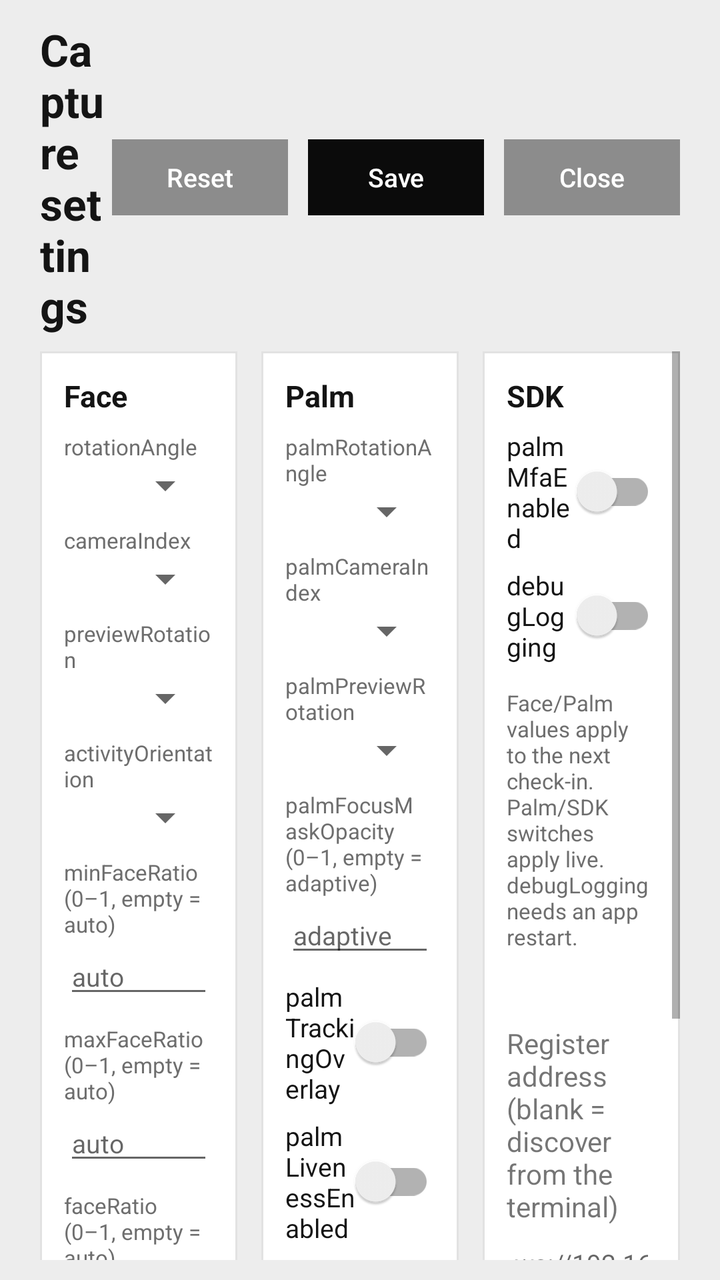
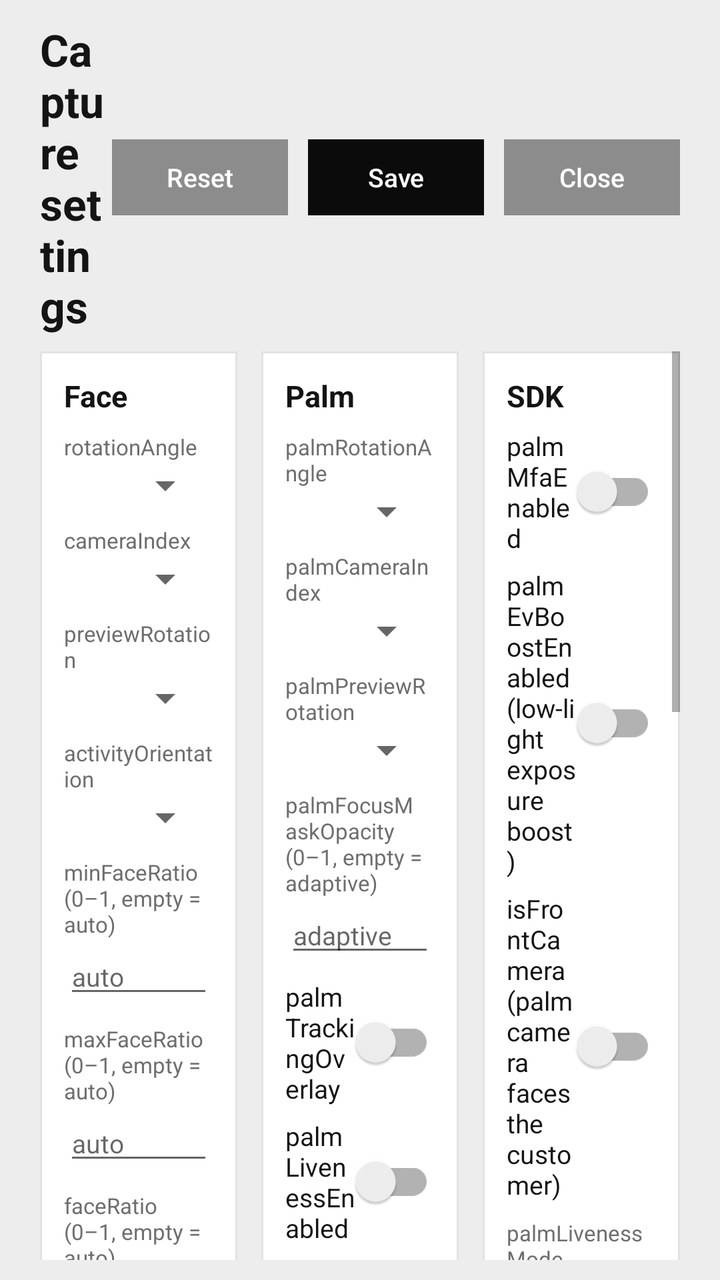

The first picture is an Android layout as it rendered before a commit; the second is the same layout after the commit. The layout source and the unified diff follow.
<!-- AndroidManifest.xml: application theme Theme.WinkPos -->
<!-- res/layout/activity_settings.xml -->
<?xml version="1.0" encoding="utf-8"?>
<LinearLayout xmlns:android="http://schemas.android.com/apk/res/android"
    android:layout_width="match_parent"
    android:layout_height="match_parent"
    android:background="@color/page_grey"
    android:keepScreenOn="true"
    android:orientation="vertical"
    android:paddingHorizontal="20dp"
    android:paddingVertical="10dp">

    
    <LinearLayout
        android:layout_width="match_parent"
        android:layout_height="wrap_content"
        android:gravity="center_vertical"
        android:orientation="horizontal">

        <TextView
            android:layout_width="0dp"
            android:layout_height="wrap_content"
            android:layout_weight="1"
            android:text="@string/settings"
            android:textColor="@color/text_dark"
            android:textSize="22sp"
            android:textStyle="bold" />

        <Button
            android:id="@+id/resetButton"
            style="@style/Widget.AppCompat.Button.Borderless"
            android:layout_width="wrap_content"
            android:layout_height="38dp"
            android:background="@drawable/bg_sign_out"
            android:paddingHorizontal="16dp"
            android:text="@string/reset_defaults"
            android:textAllCaps="false"
            android:textColor="@color/white"
            android:textSize="13sp" />

        <Button
            android:id="@+id/saveButton"
            style="@style/Widget.AppCompat.Button.Borderless"
            android:layout_width="wrap_content"
            android:layout_height="38dp"
            android:layout_marginStart="10dp"
            android:background="@drawable/bg_btn_black"
            android:paddingHorizontal="22dp"
            android:text="@string/save"
            android:textAllCaps="false"
            android:textColor="@color/white"
            android:textSize="13sp" />

        <Button
            android:id="@+id/closeButton"
            style="@style/Widget.AppCompat.Button.Borderless"
            android:layout_width="wrap_content"
            android:layout_height="38dp"
            android:layout_marginStart="10dp"
            android:background="@drawable/bg_sign_out"
            android:paddingHorizontal="16dp"
            android:text="@string/close"
            android:textAllCaps="false"
            android:textColor="@color/white"
            android:textSize="13sp" />
    </LinearLayout>

    <ScrollView
        android:layout_width="match_parent"
        android:layout_height="0dp"
        android:layout_marginTop="8dp"
        android:layout_weight="1"
        android:fillViewport="true">

        <LinearLayout
            android:layout_width="match_parent"
            android:layout_height="wrap_content"
            android:baselineAligned="false"
            android:orientation="horizontal">

            
            <LinearLayout
                android:layout_width="0dp"
                android:layout_height="wrap_content"
                android:layout_weight="1"
                android:background="@drawable/bg_tile"
                android:orientation="vertical"
                android:padding="12dp">

                <TextView style="@style/SettingsSection" android:text="@string/section_face" />

                <TextView style="@style/SettingsLabel" android:text="rotationAngle" />
                <Spinner android:id="@+id/faceRotation" style="@style/SettingsEdit" />

                <TextView style="@style/SettingsLabel" android:text="cameraIndex" />
                <Spinner android:id="@+id/faceCamera" style="@style/SettingsEdit" />

                <TextView style="@style/SettingsLabel" android:text="previewRotation" />
                <Spinner android:id="@+id/facePreviewRotation" style="@style/SettingsEdit" />

                <TextView style="@style/SettingsLabel" android:text="activityOrientation" />
                <Spinner android:id="@+id/activityOrientation" style="@style/SettingsEdit" />

                <TextView style="@style/SettingsLabel" android:text="minFaceRatio (0–1, empty = auto)" />
                <EditText android:id="@+id/minFaceRatio" style="@style/SettingsEdit"
                    android:hint="@string/hint_auto"
                    android:importantForAutofill="no"
                    android:inputType="numberDecimal" />

                <TextView style="@style/SettingsLabel" android:text="maxFaceRatio (0–1, empty = auto)" />
                <EditText android:id="@+id/maxFaceRatio" style="@style/SettingsEdit"
                    android:hint="@string/hint_auto"
                    android:importantForAutofill="no"
                    android:inputType="numberDecimal" />

                <TextView style="@style/SettingsLabel" android:text="faceRatio (0–1, empty = auto)" />
                <EditText android:id="@+id/faceRatio" style="@style/SettingsEdit"
                    android:hint="@string/hint_auto"
                    android:importantForAutofill="no"
                    android:inputType="numberDecimal" />

                <TextView style="@style/SettingsLabel" android:text="maxRetries" />
                <EditText android:id="@+id/maxRetries" style="@style/SettingsEdit"
                    android:importantForAutofill="no"
                    android:inputType="number" />

                <androidx.appcompat.widget.SwitchCompat
                    android:id="@+id/livenessEnabled" style="@style/SettingsSwitch"
                    android:text="livenessEnabled" />
            </LinearLayout>

            
            <LinearLayout
                android:layout_width="0dp"
                android:layout_height="wrap_content"
                android:layout_marginStart="12dp"
                android:layout_weight="1"
                android:background="@drawable/bg_tile"
                android:orientation="vertical"
                android:padding="12dp">

                <TextView style="@style/SettingsSection" android:text="@string/section_palm" />

                <TextView style="@style/SettingsLabel" android:text="palmRotationAngle" />
                <Spinner android:id="@+id/palmRotation" style="@style/SettingsEdit" />

                <TextView style="@style/SettingsLabel" android:text="palmCameraIndex" />
                <Spinner android:id="@+id/palmCamera" style="@style/SettingsEdit" />

                <TextView style="@style/SettingsLabel" android:text="palmPreviewRotation" />
                <Spinner android:id="@+id/palmPreviewRotation" style="@style/SettingsEdit" />

                <TextView style="@style/SettingsLabel"
                    android:text="palmFocusMaskOpacity (0–1, empty = adaptive)" />
                <EditText android:id="@+id/palmFocusMaskOpacity" style="@style/SettingsEdit"
                    android:hint="@string/hint_adaptive"
                    android:importantForAutofill="no"
                    android:inputType="numberDecimal" />

                <androidx.appcompat.widget.SwitchCompat
                    android:id="@+id/palmTrackingOverlay" style="@style/SettingsSwitch"
                    android:text="palmTrackingOverlay" />

                <androidx.appcompat.widget.SwitchCompat
                    android:id="@+id/palmLivenessEnabled" style="@style/SettingsSwitch"
                    android:text="palmLivenessEnabled" />

                <androidx.appcompat.widget.SwitchCompat
                    android:id="@+id/enableIR" style="@style/SettingsSwitch"
                    android:text="enableIR (RGB+IR hardware only)" />
            </LinearLayout>

            
            <LinearLayout
                android:layout_width="0dp"
                android:layout_height="wrap_content"
                android:layout_marginStart="12dp"
                android:layout_weight="1"
                android:background="@drawable/bg_tile"
                android:orientation="vertical"
                android:padding="12dp">

                <TextView style="@style/SettingsSection" android:text="@string/section_sdk" />

                <androidx.appcompat.widget.SwitchCompat
                    android:id="@+id/palmMfaEnabled" style="@style/SettingsSwitch"
                    android:text="palmMfaEnabled" />

                <androidx.appcompat.widget.SwitchCompat
                    android:id="@+id/debugLogging" style="@style/SettingsSwitch"
                    android:text="debugLogging" />

                <TextView
                    android:layout_width="match_parent"
                    android:layout_height="wrap_content"
                    android:layout_marginTop="12dp"
                    android:text="@string/settings_note"
                    android:textColor="@color/text_grey"
                    android:textSize="11sp" />

                <TextView
                    android:id="@+id/envText"
                    android:layout_width="wrap_content"
                    android:layout_height="wrap_content"
                    android:layout_marginTop="12dp"
                    android:textColor="@color/text_dark"
                    android:textSize="12sp"
                    android:textStyle="bold" />

                <TextView
                    android:layout_width="match_parent"
                    android:layout_height="wrap_content"
                    android:layout_marginTop="8dp"
                    android:text="@string/register_address_label"
                    android:textSize="14sp" />

                <EditText android:id="@+id/registerUrl" style="@style/SettingsEdit"
                    android:layout_width="match_parent"
                    android:hint="@string/register_address_hint"
                    android:inputType="textUri"
                    android:singleLine="true" />
            </LinearLayout>
        </LinearLayout>
    </ScrollView>
</LinearLayout>
<!-- resources referenced by this layout -->
<resources>
  <color name="page_grey">#EDEDED</color>
  <color name="text_dark">#141414</color>
  <color name="text_grey">#6E6E6E</color>
  <color name="white">#FFFFFF</color>
  <!-- drawable bg_btn_black (drawable) -->
  <shape xmlns:android="http://schemas.android.com/apk/res/android" android:shape="rectangle">
      <solid android:color="@color/bloom_black"/>
      <corners android:radius="0dp"/>
  </shape>
  <!-- drawable bg_sign_out (drawable) -->
  <shape xmlns:android="http://schemas.android.com/apk/res/android" android:shape="rectangle">
      <solid android:color="@color/sign_out_grey"/>
      <corners android:radius="0dp"/>
  </shape>
  <!-- drawable bg_tile (drawable) -->
  <shape xmlns:android="http://schemas.android.com/apk/res/android" android:shape="rectangle">
      <solid android:color="@color/white"/>
      <corners android:radius="0dp"/>
      <stroke android:width="1dp" android:color="@color/border_grey"/>
  </shape>
  <string name="close">Close</string>
  <string name="hint_adaptive">adaptive</string>
  <string name="hint_auto">auto</string>
  <string name="register_address_hint">ws://192.168.1.50:8181/pos</string>
  <string name="register_address_label">Register address (blank = discover from the terminal)</string>
  <string name="reset_defaults">Reset</string>
  <string name="save">Save</string>
  <string name="section_face">Face</string>
  <string name="section_palm">Palm</string>
  <string name="section_sdk">SDK</string>
  <string name="settings">Capture settings</string>
  <string name="settings_note">Face/Palm values apply to the next check-in. Palm/SDK switches apply live. debugLogging needs an app restart.</string>
  <style name="SettingsEdit">
          <item name="android:layout_width">match_parent</item>
          <item name="android:layout_height">wrap_content</item>
          <item name="android:textSize">13sp</item>
          <item name="android:maxLines">1</item>
      </style>
  <style name="SettingsLabel">
          <item name="android:layout_width">wrap_content</item>
          <item name="android:layout_height">wrap_content</item>
          <item name="android:layout_marginTop">8dp</item>
          <item name="android:textColor">@color/text_grey</item>
          <item name="android:textSize">11sp</item>
      </style>
  <style name="SettingsSection">
          <item name="android:layout_width">wrap_content</item>
          <item name="android:layout_height">wrap_content</item>
          <item name="android:textColor">@color/text_dark</item>
          <item name="android:textSize">15sp</item>
          <item name="android:textStyle">bold</item>
      </style>
  <style name="SettingsSwitch" parent="Widget.AppCompat.CompoundButton.Switch">
          <item name="android:layout_width">match_parent</item>
          <item name="android:layout_height">wrap_content</item>
          <item name="android:layout_marginTop">6dp</item>
          <item name="android:textColor">@color/text_dark</item>
          <item name="android:textSize">13sp</item>
      </style>
  <style name="Theme.WinkPos" parent="Theme.MaterialComponents.Light.NoActionBar">
          <item name="colorPrimary">@color/bloom_black</item>
          <item name="colorPrimaryVariant">@color/bloom_black</item>
          <item name="colorSecondary">@color/loyallist_purple</item>
          <item name="android:windowBackground">@color/white</item>
          <item name="android:statusBarColor">@color/bloom_black</item>
      </style>
  <color name="bloom_black">#0B0B0B</color>
  <color name="sign_out_grey">#8C8C8C</color>
  <color name="border_grey">#E2E2E2</color>
  <color name="loyallist_purple">#4D49BE</color>
</resources>

<!-- the commit's change to res/layout/activity_settings.xml (unified diff, before → after) -->
@@ -185,8 +185,26 @@
                     android:text="palmMfaEnabled" />
 
                 <androidx.appcompat.widget.SwitchCompat
+                    android:id="@+id/palmEvBoostEnabled" style="@style/SettingsSwitch"
+                    android:text="palmEvBoostEnabled (low-light exposure boost)" />
+
+                <androidx.appcompat.widget.SwitchCompat
+                    android:id="@+id/isFrontCamera" style="@style/SettingsSwitch"
+                    android:text="isFrontCamera (palm camera faces the customer)" />
+
+                <TextView style="@style/SettingsLabel" android:text="palmLivenessMode" />
+                <Spinner android:id="@+id/palmLivenessMode" style="@style/SettingsEdit" />
+
+                <TextView style="@style/SettingsLabel" android:text="palmEngineDriver (bridge = rollback)" />
+                <Spinner android:id="@+id/palmEngineDriver" style="@style/SettingsEdit" />
+
+                <androidx.appcompat.widget.SwitchCompat
+                    android:id="@+id/readWinkConfig" style="@style/SettingsSwitch"
+                    android:text="readWinkConfig (on-device test file; restart)" />
+
+                <androidx.appcompat.widget.SwitchCompat
                     android:id="@+id/debugLogging" style="@style/SettingsSwitch"
-                    android:text="debugLogging" />
+                    android:text="debugLogging (restart)" />
 
                 <TextView
                     android:layout_width="match_parent"
<!-- resource entries referenced after the edit -->
@@ -31,7 +31,7 @@
   <string name="section_palm">Palm</string>
   <string name="section_sdk">SDK</string>
   <string name="settings">Capture settings</string>
-  <string name="settings_note">Face/Palm values apply to the next check-in. Palm/SDK switches apply live. debugLogging needs an app restart.</string>
+  <string name="settings_note">Face/Palm values apply to the next check-in. Palm/SDK switches apply live, except readWinkConfig and debugLogging (restart).</string>
   <style name="SettingsEdit">
           <item name="android:layout_width">match_parent</item>
           <item name="android:layout_height">wrap_content</item>
